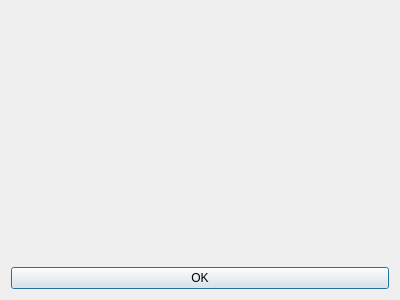
Old version of the form taskwindow.ui in the repository idmit/solver.
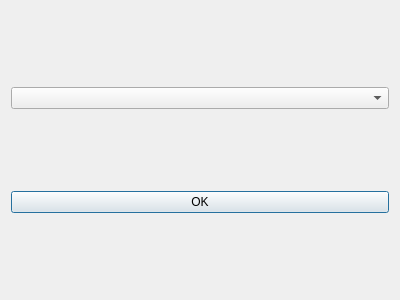
New version of the form.

Commit message: added ability to load and display solution methods

What changed in the file:
```diff
--- a/taskwindow.ui
+++ b/taskwindow.ui
@@ -14,6 +14,13 @@
    <string>Dialog</string>
   </property>
   <layout class="QGridLayout" name="gridLayout">
+   <item row="0" column="0">
+    <layout class="QGridLayout" name="gridLayout_2">
+     <item row="0" column="0">
+      <widget class="QComboBox" name="solutionMethodsCombo"/>
+     </item>
+    </layout>
+   </item>
    <item row="1" column="0">
     <layout class="QHBoxLayout" name="horizontalLayout">
      <item>
@@ -25,19 +32,6 @@
      </item>
     </layout>
    </item>
-   <item row="0" column="0">
-    <spacer name="verticalSpacer">
-     <property name="orientation">
-      <enum>Qt::Vertical</enum>
-     </property>
-     <property name="sizeHint" stdset="0">
-      <size>
-       <width>20</width>
-       <height>40</height>
-      </size>
-     </property>
-    </spacer>
-   </item>
   </layout>
  </widget>
  <resources/>
```
The commit also changes 6 other files.
